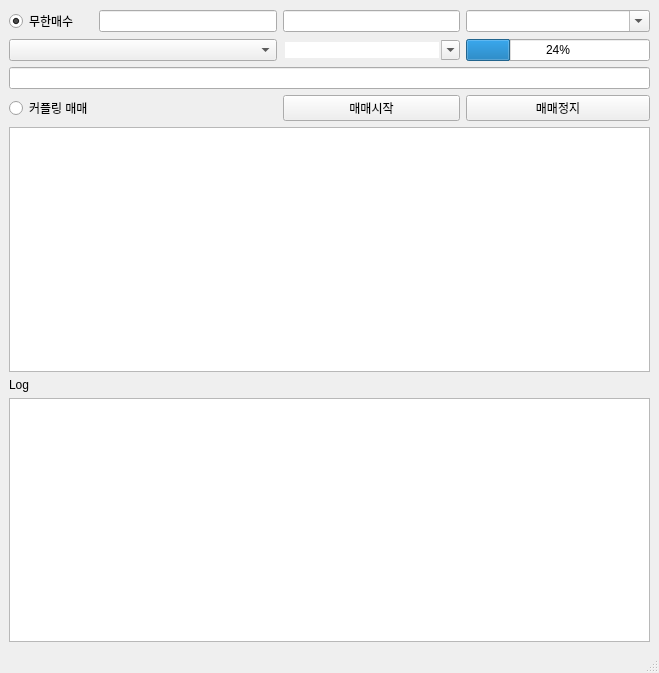
Above: ui/main.ui from hanwool26/coin_trader before the change. Below: the same form after it.
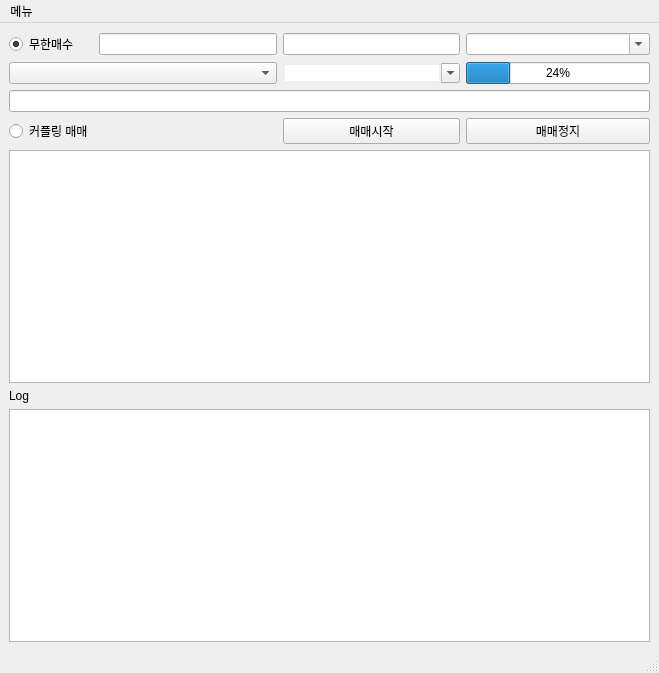
That is the form after the change.

Commit message: menu of uI is added to update asset directly.

Patch:
```diff
--- a/ui/main.ui
+++ b/ui/main.ui
@@ -119,6 +119,13 @@
      <height>21</height>
     </rect>
    </property>
+   <widget class="QMenu" name="menu">
+    <property name="title">
+     <string>메뉴</string>
+    </property>
+    <addaction name="update_asset_menu"/>
+   </widget>
+   <addaction name="menu"/>
   </widget>
   <widget class="QStatusBar" name="statusbar"/>
  </widget>
```
Left out of the diff: 5 changed lines with no effect on the pictures. The commit also changes 2 other files.
